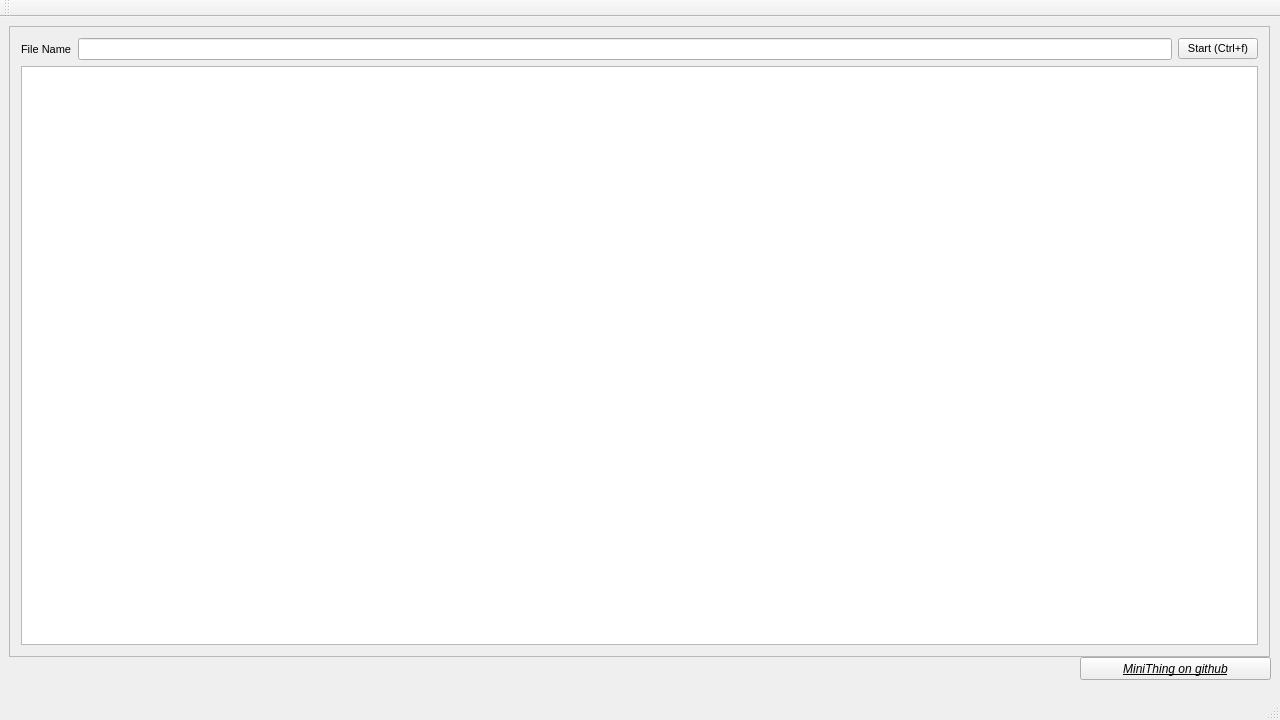
The window that MiniThing/Qt/Resources/MiniThing.ui (AlanoSong/MiniThing) describes before a commit, drawn with Qt 5.
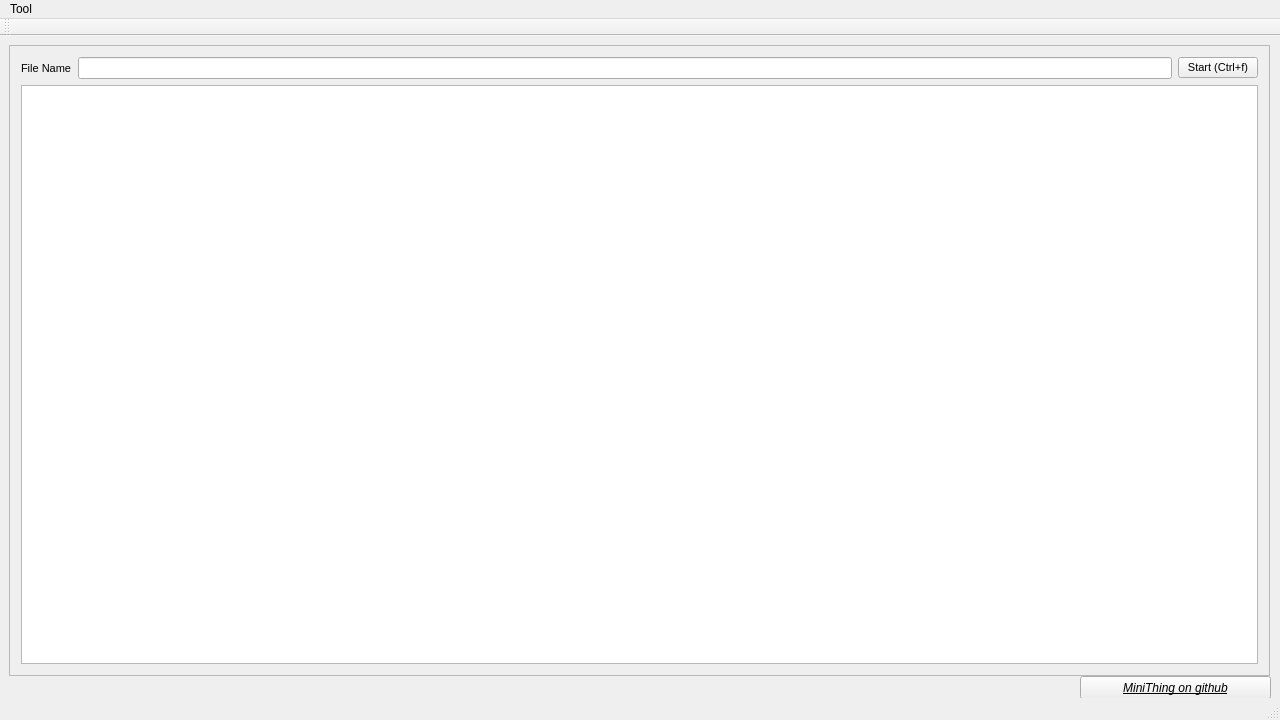
The same window after the commit.

Commit message: Add font size option in qt ui

```diff
--- a/MiniThing/Qt/Resources/MiniThing.ui
+++ b/MiniThing/Qt/Resources/MiniThing.ui
@@ -123,9 +123,21 @@
      <x>0</x>
      <y>0</y>
      <width>1280</width>
-     <height>23</height>
+     <height>22</height>
     </rect>
    </property>
+   <widget class="QMenu" name="menuTool">
+    <property name="font">
+     <font>
+      <pointsize>8</pointsize>
+     </font>
+    </property>
+    <property name="title">
+     <string>Tool</string>
+    </property>
+    <addaction name="actionFont"/>
+   </widget>
+   <addaction name="menuTool"/>
   </widget>
   <widget class="QToolBar" name="mainToolBar">
    <attribute name="toolBarArea">
```
Left out of the diff: 10 changed lines with no effect on the pictures. The commit also changes 2 other files.
